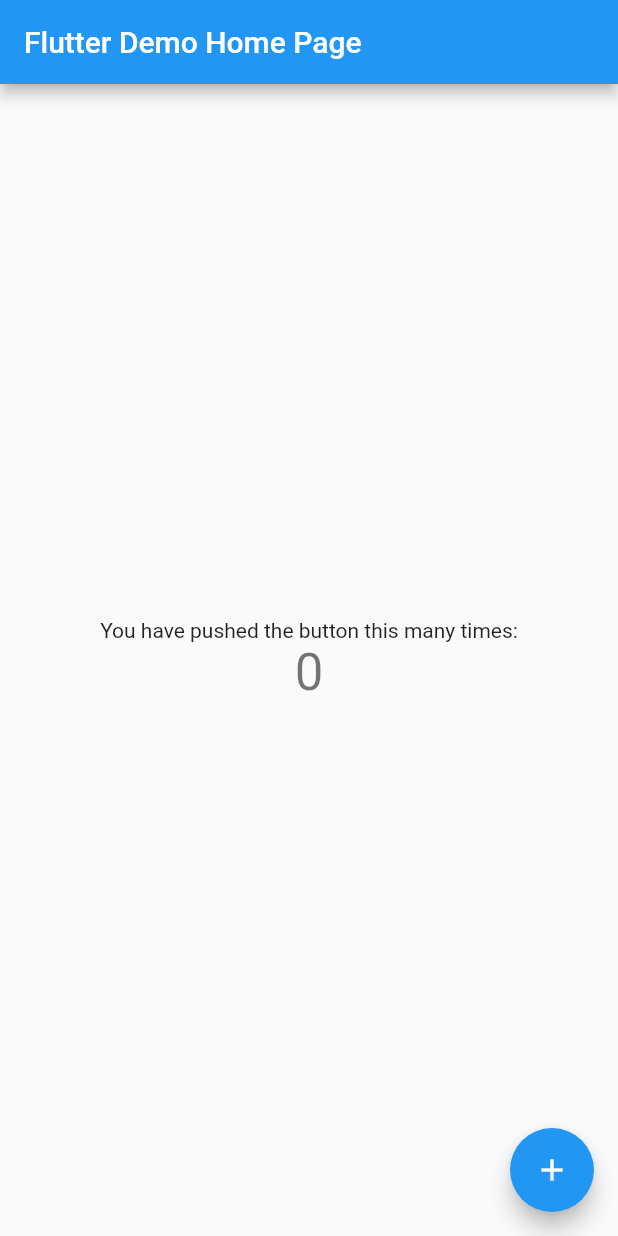
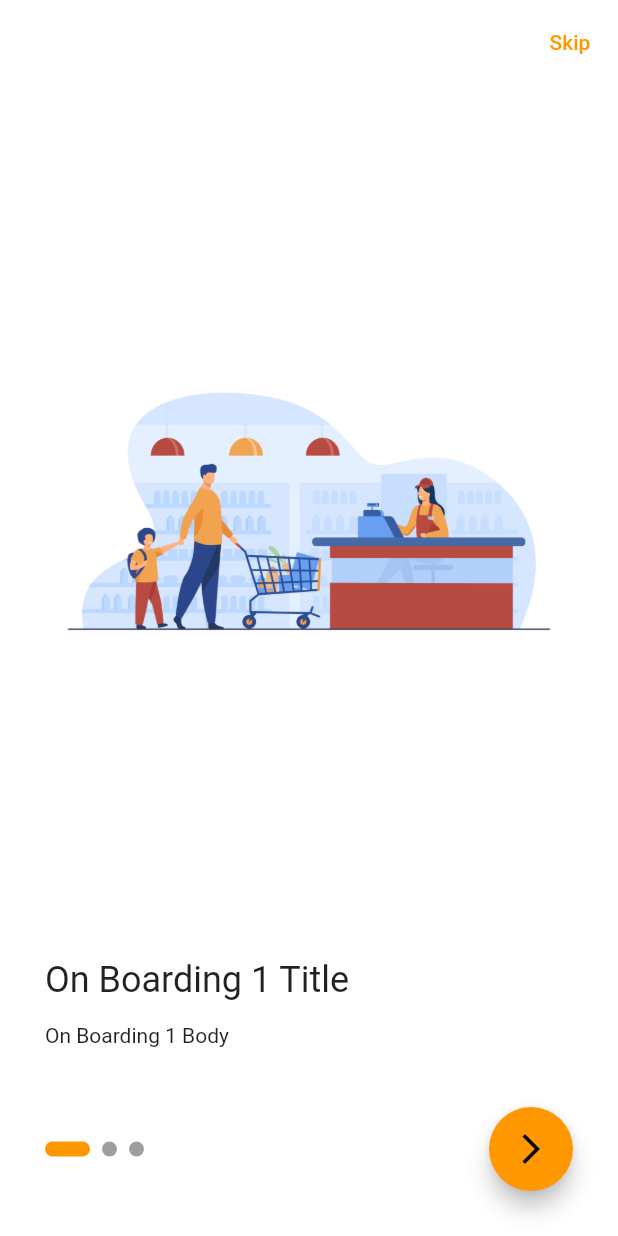
Before and after one commit to shehata94/shop_app, a Flutter app: the screen it shows after launch, on a phone screen of 412 x 824 dp. Run offline on Flutter 3.47's test engine with Material 2 defaults, Android fonts, the phone set to English and light mode, and no system bars; drawn by our look-alikes of smooth_page_indicator.

Commit message:
adding structure for the project finish onBoarding screen

```diff
--- a/lib/main.dart
+++ b/lib/main.dart
@@ -1,4 +1,6 @@
 import 'package:flutter/material.dart';
+import 'package:shop_app/modules/onboard/onboard_screen.dart';
+import 'package:shop_app/shared/styles/themes.dart';
 
 void main() {
   runApp(MyApp());
@@ -9,109 +11,10 @@ class MyApp extends StatelessWidget {
   @override
   Widget build(BuildContext context) {
     return MaterialApp(
-      title: 'Flutter Demo',
-      theme: ThemeData(
-        // This is the theme of your application.
-        //
-        // Try running your application with "flutter run". You'll see the
-        // application has a blue toolbar. Then, without quitting the app, try
-        // changing the primarySwatch below to Colors.green and then invoke
-        // "hot reload" (press "r" in the console where you ran "flutter run",
-        // or simply save your changes to "hot reload" in a Flutter IDE).
-        // Notice that the counter didn't reset back to zero; the application
-        // is not restarted.
-        primarySwatch: Colors.blue,
-        // This makes the visual density adapt to the platform that you run
-        // the app on. For desktop platforms, the controls will be smaller and
-        // closer together (more dense) than on mobile platforms.
-        visualDensity: VisualDensity.adaptivePlatformDensity,
-      ),
-      home: MyHomePage(title: 'Flutter Demo Home Page'),
+      title: 'Shop App',
+      theme: lightTheme,
+      debugShowCheckedModeBanner: false,
+      home: OnBoardingScreen(),
     );
   }
 }
-
-class MyHomePage extends StatefulWidget {
-  MyHomePage({Key key, this.title}) : super(key: key);
-
-  // This widget is the home page of your application. It is stateful, meaning
-  // that it has a State object (defined below) that contains fields that affect
-  // how it looks.
-
-  // This class is the configuration for the state. It holds the values (in this
-  // case the title) provided by the parent (in this case the App widget) and
-  // used by the build method of the State. Fields in a Widget subclass are
-  // always marked "final".
-
-  final String title;
-
-  @override
-  _MyHomePageState createState() => _MyHomePageState();
-}
-
-class _MyHomePageState extends State<MyHomePage> {
-  int _counter = 0;
-
-  void _incrementCounter() {
-    setState(() {
-      // This call to setState tells the Flutter framework that something has
-      // changed in this State, which causes it to rerun the build method below
-      // so that the display can reflect the updated values. If we changed
-      // _counter without calling setState(), then the build method would not be
-      // called again, and so nothing would appear to happen.
-      _counter++;
-    });
-  }
-
-  @override
-  Widget build(BuildContext context) {
-    // This method is rerun every time setState is called, for instance as done
-    // by the _incrementCounter method above.
-    //
-    // The Flutter framework has been optimized to make rerunning build methods
-    // fast, so that you can just rebuild anything that needs updating rather
-    // than having to individually change instances of widgets.
-    return Scaffold(
-      appBar: AppBar(
-        // Here we take the value from the MyHomePage object that was created by
-        // the App.build method, and use it to set our appbar title.
-        title: Text(widget.title),
-      ),
-      body: Center(
-        // Center is a layout widget. It takes a single child and positions it
-        // in the middle of the parent.
-        child: Column(
-          // Column is also a layout widget. It takes a list of children and
-          // arranges them vertically. By default, it sizes itself to fit its
-          // children horizontally, and tries to be as tall as its parent.
-          //
-          // Invoke "debug painting" (press "p" in the console, choose the
-          // "Toggle Debug Paint" action from the Flutter Inspector in Android
-          // Studio, or the "Toggle Debug Paint" command in Visual Studio Code)
-          // to see the wireframe for each widget.
-          //
-          // Column has various properties to control how it sizes itself and
-          // how it positions its children. Here we use mainAxisAlignment to
-          // center the children vertically; the main axis here is the vertical
-          // axis because Columns are vertical (the cross axis would be
-          // horizontal).
-          mainAxisAlignment: MainAxisAlignment.center,
-          children: <Widget>[
-            Text(
-              'You have pushed the button this many times:',
-            ),
-            Text(
-              '$_counter',
-              style: Theme.of(context).textTheme.headline4,
-            ),
-          ],
-        ),
-      ),
-      floatingActionButton: FloatingActionButton(
-        onPressed: _incrementCounter,
-        tooltip: 'Increment',
-        child: Icon(Icons.add),
-      ), // This trailing comma makes auto-formatting nicer for build methods.
-    );
-  }
-}
--- /dev/null
+++ b/lib/modules/login/login_screen.dart
@@ -0,0 +1,8 @@
+import 'package:flutter/material.dart';
+
+class LoginScreen extends StatelessWidget {
+  @override
+  Widget build(BuildContext context) {
+    return Container();
+  }
+}
--- /dev/null
+++ b/lib/modules/onboard/onboard_screen.dart
@@ -0,0 +1,117 @@
+import 'package:flutter/material.dart';
+import 'package:shop_app/modules/login/login_screen.dart';
+import 'package:shop_app/shared/components/components.dart';
+import 'package:shop_app/shared/styles/colors.dart';
+import 'package:smooth_page_indicator/smooth_page_indicator.dart';
+
+class OnBoardingModel {
+  String image;
+  String title;
+  String body;
+
+  OnBoardingModel({@required this.image, @required this.title, @required this.body});
+}
+
+class OnBoardingScreen extends StatelessWidget {
+  List<OnBoardingModel> boardingItems = [
+    OnBoardingModel(image: 'assets/images/onboard_1.jpg', title: "On Boarding 1 Title", body: "On Boarding 1 Body"),
+    OnBoardingModel(image: 'assets/images/onboard_1.jpg', title: "On Boarding 2 Title", body: "On Boarding 2 Body"),
+    OnBoardingModel(image: 'assets/images/onboard_1.jpg', title: "On Boarding 3 Title", body: "On Boarding 3 Body"),
+  ];
+  var boardingController = PageController();
+  bool lastPage = false;
+
+  @override
+  Widget build(BuildContext context) {
+    return Scaffold(
+      appBar: AppBar(
+        actions: [
+          TextButton(
+              onPressed: () {
+                navigateAndReplace(context, LoginScreen());
+              },
+              child: Text(
+                "Skip",
+                style: TextStyle(color: primaryColor),
+              ))
+        ],
+      ),
+      body: Padding(
+        padding: const EdgeInsets.all(30.0),
+        child: Column(
+          crossAxisAlignment: CrossAxisAlignment.start,
+          children: [
+            Expanded(
+              child: PageView.builder(
+                itemBuilder: (context, index) => onBoardingItem(boardingItems[index]),
+                itemCount: boardingItems.length,
+                controller: boardingController,
+                physics: BouncingScrollPhysics(),
+                onPageChanged: (index) {
+                  if (index == boardingItems.length - 1) {
+                    lastPage = true;
+                  } else {
+                    lastPage = false;
+                    //print("Before Last Page");
+                  }
+                },
+              ),
+            ),
+            SizedBox(
+              height: 40,
+            ),
+            Row(
+              children: [
+                SmoothPageIndicator(
+                  controller: boardingController,
+                  count: boardingItems.length,
+                  effect: ExpandingDotsEffect(
+                    activeDotColor: primaryColor,
+                    dotColor: Colors.grey,
+                    dotHeight: 10.0,
+                    dotWidth: 10.0,
+                  ),
+                ),
+                Spacer(),
+                FloatingActionButton(
+                  onPressed: () {
+                    if (lastPage) {
+                      navigateAndReplace(context, LoginScreen());
+                    } else {
+                      boardingController.nextPage(duration: Duration(milliseconds: 750), curve: Curves.fastLinearToSlowEaseIn);
+                    }
+                  },
+                  child: Icon(Icons.arrow_forward_ios),
+                ),
+              ],
+            ),
+          ],
+        ),
+      ),
+    );
+  }
+}
+
+Widget onBoardingItem(OnBoardingModel model) => Column(crossAxisAlignment: CrossAxisAlignment.start, children: [
+      Expanded(
+        child: Image(
+          image: AssetImage('${model.image}'),
+        ),
+      ),
+      SizedBox(
+        height: 30,
+      ),
+      Text('${model.title}',
+          style: TextStyle(
+            fontSize: 24,
+          )),
+      SizedBox(
+        height: 15,
+      ),
+      Text(
+        '${model.body}',
+        style: TextStyle(
+          fontSize: 14.0,
+        ),
+      ),
+    ]);
--- /dev/null
+++ b/lib/shared/components/components.dart
@@ -0,0 +1,5 @@
+import 'package:flutter/material.dart';
+
+void navigateAndReplace(context, screen) {
+  Navigator.pushAndRemoveUntil(context, MaterialPageRoute(builder: (context) => screen), (route) => false);
+}
--- /dev/null
+++ b/lib/shared/styles/colors.dart
@@ -0,0 +1,3 @@
+import 'package:flutter/material.dart';
+
+const primaryColor = Colors.orange;
--- /dev/null
+++ b/lib/shared/styles/themes.dart
@@ -0,0 +1,14 @@
+import 'package:flutter/material.dart';
+import 'package:flutter/services.dart';
+
+ThemeData lightTheme = ThemeData(
+  primarySwatch: Colors.orange,
+  scaffoldBackgroundColor: Colors.white,
+  fontFamily: 'Jannah ',
+  textTheme: TextTheme(headline2: TextStyle(color: Colors.black, fontSize: 24), bodyText1: TextStyle(color: Colors.black, fontSize: 18)),
+  appBarTheme: AppBarTheme(
+    backwardsCompatibility: false,
+    color: Colors.white,
+    elevation: 0.0,
+  ),
+);
```
Also changed, not shown: pubspec.yaml (+10 -9 lines), assets/fonts/jannah.ttf (added), assets/images/onboard_1.jpg (added), pubspec.lock.
